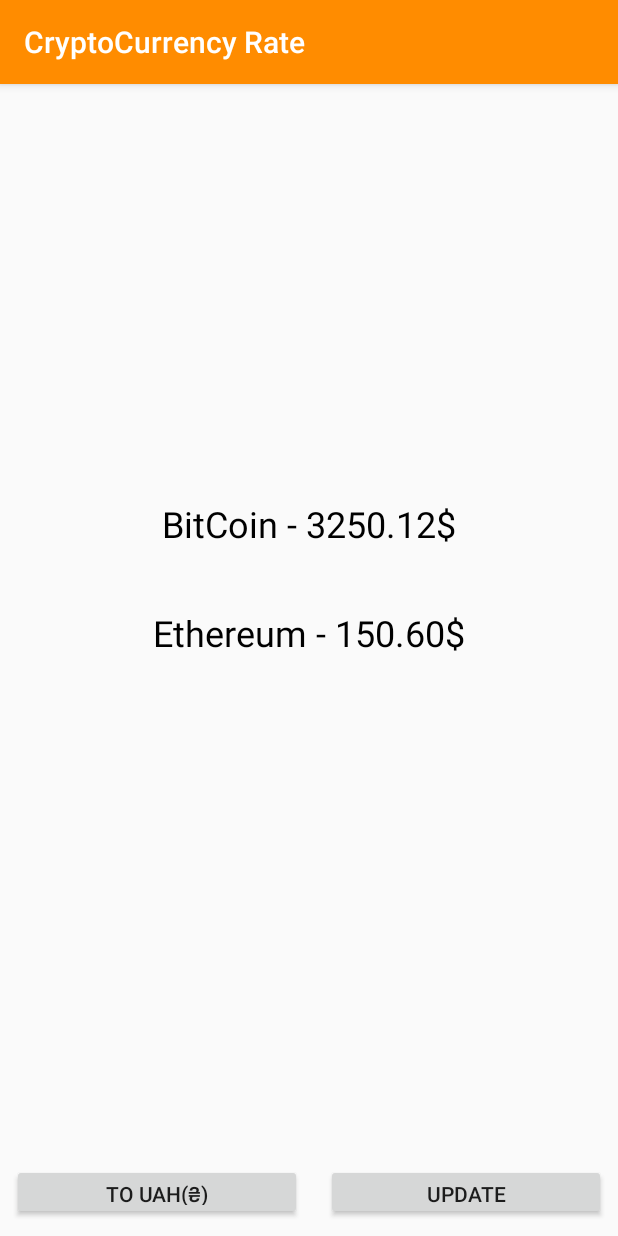
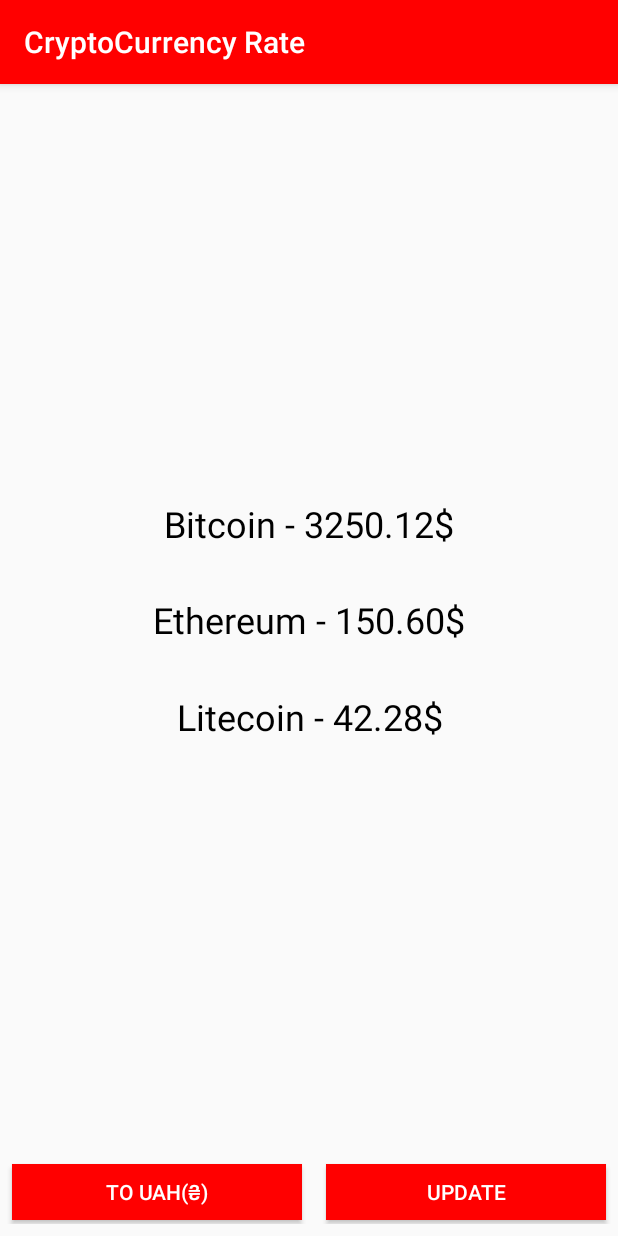
Before and after one commit to Vladykaez/CryptoCourse, an Android app: the screen it shows after launch (MainActivity), on a phone screen of 412 x 824 dp. Run offline under Robolectric (Android 15) with nearby library versions, the phone set to English and light mode, and no system bars; 11 statements that could not run were skipped.

Commit message:
Update
New design.
New cryptocurrency - litecoin.

```diff
--- a/cryptoCurency/app/src/main/java/com/game/vladykastudio/cryptocurency/MainActivity.java
+++ b/cryptoCurency/app/src/main/java/com/game/vladykastudio/cryptocurency/MainActivity.java
@@ -18,77 +18,87 @@ import java.util.concurrent.ExecutionException;
 
 public class MainActivity extends AppCompatActivity {
 
-    TextView txt;
-    TextView txt2;
+    TextView txt, txt2, txt3;
     boolean flag = false;
-    float hrnrate = 0;
+    float UAHCourse = getHrn();
 
     @Override
     protected void onCreate(Bundle savedInstanceState) {
         super.onCreate(savedInstanceState);
         setContentView(R.layout.activity_main);
         setRequestedOrientation(ActivityInfo.SCREEN_ORIENTATION_PORTRAIT);
-        Bitcoin();
-        Ethereum();
+        bitcoin();
+        ethereum();
+        litecoin();
     }
-    public void Bitcoin() {
-        getBitCoinCourse getbitcoin = new getBitCoinCourse();
+    public void bitcoin() {
+        BitCoinCourse getbitcoin = new BitCoinCourse();
         getbitcoin.execute();
         txt = (TextView) findViewById(R.id.txt);
         try {
             String string = getbitcoin.get();
-            if(flag) {
-                float hryvna = Float.parseFloat(string.substring(0,7));
-                if (hrnrate == 0)
-                    hrnrate = getHrn();
-                hryvna *= hrnrate;
-                String hrn = Float.toString(hryvna).split("\\.")[0] +"."+ Float.toString(hryvna).split("\\.")[0].substring(0,2);
-                txt.setText("Bitcoin - " + hrn + "₴");
-            } else {
+            if(flag)
+                convertToUAH(string, "Bitcoin", 7, txt);
+            else
                 txt.setText("Bitcoin - " + string.split(" ")[0]);
-            }
         } catch (InterruptedException e) {
             e.printStackTrace();
         } catch (ExecutionException e) {
             e.printStackTrace();
         }
     }
-    public void Ethereum() {
-        getEthereumCourse getEthereum = new getEthereumCourse();
+    public void ethereum() {
+        EthereumCourse getEthereum = new EthereumCourse();
         getEthereum.execute();
         txt2 = (TextView)findViewById(R.id.txt2);
         try {
             String string = getEthereum.get();
-            if (flag) {
-                float hrn = Float.parseFloat(string.substring(0,5));
-                if (hrnrate == 0)
-                    hrnrate = getHrn();
-                hrn *= hrnrate;
-                String hryvna = Float.toString(hrn).split("\\.")[0] + "." + Float.toString(hrn).split("\\.")[1].substring(0, 2);
-                txt2.setText("Ethereum - " + hryvna + "₴");
-            } else {
+            if (flag)
+                convertToUAH(string, "Ethereum", 5, txt2);
+            else
                 txt2.setText("Ethereum - " + string.split(" ")[0]);
-            }
         } catch (InterruptedException e) {
             e.printStackTrace();
         } catch (ExecutionException e) {
             e.printStackTrace();
         }
     }
+    public void litecoin() {
+        LiteCoinCourse getLitecoin = new LiteCoinCourse();
+        getLitecoin.execute();
+        txt3 = (TextView) findViewById(R.id.txt3);
+        try {
+            String string = getLitecoin.get();
+            if(flag)
+                convertToUAH(string, "Litecoin", 4, txt3);
+            else
+                txt3.setText("Litecoin - " + string.split(" ")[0]);
+        } catch (InterruptedException e) {
+            e.printStackTrace();
+        } catch (ExecutionException e) {
+            e.printStackTrace();
+        }
+    }
+    public void convertToUAH(String string, String cryptoCurrencyName, int subEndIndex, TextView txt) {
+        float UAH = Float.parseFloat(string.substring(0, subEndIndex));
+        UAH *= UAHCourse;
+        String uah = Float.toString(UAH).split("\\.")[0] +"."+ Float.toString(UAH).split("\\.")[0].substring(0,2);
+        txt.setText(cryptoCurrencyName + " - " + uah + "₴");
+    }
     public void onClickGetRate(View v) {
-        Bitcoin();
-        Ethereum();
+        bitcoin();
+        ethereum();
+        litecoin();
         Toast.makeText(this, "This may take some time...", Toast.LENGTH_SHORT).show();
     }
     public void onClickConvert(View v) {
-        if(flag)
-            flag = false;
-        else
-            flag = true;
-        Bitcoin();
-        Ethereum();
+        if(flag) flag = false;
+        else flag = true;
+        bitcoin();
+        ethereum();
+        litecoin();
     }
-    class getBitCoinCourse extends AsyncTask<Void, Void, String> {
+    class BitCoinCourse extends AsyncTask<Void, Void, String> {
         Elements elem;
         @Override
         protected String doInBackground(Void... params) {
@@ -102,7 +112,7 @@ public class MainActivity extends AppCompatActivity {
             return str;
         }
     }
-    class getEthereumCourse extends AsyncTask<Void, Void, String> {
+    class EthereumCourse extends AsyncTask<Void, Void, String> {
         Elements elem;
         @Override
         protected String doInBackground(Void... params) {
@@ -116,7 +126,21 @@ public class MainActivity extends AppCompatActivity {
             return str;
         }
     }
-    class getHryvnaCourse extends AsyncTask<Void, Void, String> {
+    class LiteCoinCourse extends AsyncTask<Void, Void, String> {
+        Elements elem;
+        @Override
+        protected String doInBackground(Void... params) {
+            try {
+                Document doc = Jsoup.connect("https://myfin.by/crypto-rates/litecoin").get();
+                elem = doc.select(".birzha_info_head_rates");
+            } catch (IOException e) {
+                e.printStackTrace();
+            }
+            String str = elem.text();
+            return str;
+        }
+    }
+    class HryvnaCourse extends AsyncTask<Void, Void, String> {
         Elements elem;
         @Override
         protected String doInBackground(Void... params) {
@@ -126,13 +150,12 @@ public class MainActivity extends AppCompatActivity {
             } catch (IOException e) {
                 e.printStackTrace();
             }
-            String str = elem.text();
-            str = str.split(" ")[0];
+            String str = elem.text().split(" ")[0];
             return str;
         }
     }
     public float getHrn() {
-        getHryvnaCourse getHrn = new getHryvnaCourse();
+        HryvnaCourse getHrn = new HryvnaCourse();
         getHrn.execute();
         float hryvnaRate = 0;
         try {
--- a/cryptoCurency/app/src/main/res/layout/activity_main.xml
+++ b/cryptoCurency/app/src/main/res/layout/activity_main.xml
@@ -33,6 +33,8 @@
             android:layout_marginTop="8dp"
             android:layout_weight="1"
             android:onClick="onClickConvert"
+            android:background="#FF0000"
+            android:textColor="#FFF"
             android:text="To UAH(₴)"
             android:textSize="14sp"
             app:layout_constraintBottom_toBottomOf="parent"
@@ -54,6 +56,8 @@
             android:layout_marginTop="8dp"
             android:layout_weight="1"
             android:onClick="onClickGetRate"
+            android:background="#FF0000"
+            android:textColor="#FFF"
             android:text="Update"
             android:textSize="14sp"
             app:layout_constraintBottom_toBottomOf="parent"
@@ -69,7 +73,7 @@
         android:layout_width="wrap_content"
         android:layout_height="wrap_content"
         android:freezesText="true"
-        android:text="BitCoin - 3250.12$"
+        android:text="Bitcoin - 3250.12$"
         android:textColor="#000"
         android:textSize="24sp"
         app:layout_constraintBottom_toBottomOf="parent"
@@ -91,6 +95,21 @@
         app:layout_constraintLeft_toLeftOf="parent"
         app:layout_constraintRight_toRightOf="parent"
         app:layout_constraintTop_toTopOf="parent"
-        app:layout_constraintVertical_bias="0.475" />
+        app:layout_constraintVertical_bias="0.463" />
+
+    <TextView
+        android:id="@+id/txt3"
+        android:layout_width="wrap_content"
+        android:layout_height="wrap_content"
+        android:freezesText="true"
+        android:text="Litecoin - 42.28$"
+        android:textColor="#000"
+        android:textSize="24sp"
+        app:layout_constraintBottom_toBottomOf="parent"
+        app:layout_constraintHorizontal_bias="0.502"
+        app:layout_constraintLeft_toLeftOf="parent"
+        app:layout_constraintRight_toRightOf="parent"
+        app:layout_constraintTop_toTopOf="parent"
+        app:layout_constraintVertical_bias="0.551" />
 
 </android.support.constraint.ConstraintLayout>
--- a/cryptoCurency/app/src/main/res/values/colors.xml
+++ b/cryptoCurency/app/src/main/res/values/colors.xml
@@ -1,6 +1,6 @@
 <?xml version="1.0" encoding="utf-8"?>
 <resources>
-    <color name="colorPrimary">#FF8C00</color>
-    <color name="colorPrimaryDark">#FF8C00</color>
-    <color name="colorAccent">#FF8c00</color>
+    <color name="colorPrimary">#FF0000</color>
+    <color name="colorPrimaryDark">#FF0000</color>
+    <color name="colorAccent">#FF0000</color>
 </resources>
```
